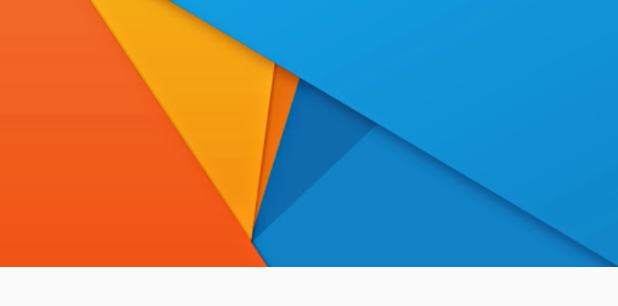
After one commit to kobakareli/REKLAPP-client, an Android app: the layout header.xml on its own in the app's theme, with its tools: preview values and no code run, on a phone screen of 412 x 824 dp. The commit adds this screen. Shown: the top 306 px of the screen. Run offline under Robolectric (Android 15) with nearby library versions, the light colour scheme and no system bars.

Commit message:
some changes in ui, left drawer added

```diff
--- a/app/build.gradle
+++ b/app/build.gradle
@@ -28,4 +28,6 @@ dependencies {
     compile 'com.android.support:cardview-v7:23.4.0'
     compile 'com.android.support:appcompat-v7:23.4.0'
     compile files('libs/YouTubeAndroidPlayerApi.jar')
+    compile 'de.hdodenhof:circleimageview:1.2.1'
+    compile 'com.android.support:recyclerview-v7:23.4.0'
 }
--- a/app/src/main/res/layout/activity_main.xml
+++ b/app/src/main/res/layout/activity_main.xml
@@ -6,7 +6,8 @@
     android:layout_width="match_parent"
     android:layout_height="match_parent"
     android:fitsSystemWindows="true"
-    tools:context="com.example.koba.reklappclient.MainActivity">
+    tools:context="com.example.koba.reklappclient.MainActivity"
+    app:layout_behavior="@string/appbar_scrolling_view_behavior">
 
     <android.support.design.widget.AppBarLayout
         android:layout_height="wrap_content"
--- /dev/null
+++ b/app/src/main/res/layout/header.xml
@@ -0,0 +1,48 @@
+<?xml version="1.0" encoding="utf-8"?>
+<RelativeLayout
+    xmlns:android="http://schemas.android.com/apk/res/android"
+    android:layout_width="match_parent"
+    android:layout_height="178dp"
+    android:orientation="vertical"
+    android:weightSum="1"
+    android:background="@drawable/ic_drawer"
+    xmlns:app="http://schemas.android.com/apk/res-auto"
+    app:layout_behavior="@string/appbar_scrolling_view_behavior">
+
+    <LinearLayout
+        android:layout_width="match_parent"
+        android:layout_height="56dp"
+        android:orientation="vertical"
+        android:layout_alignParentBottom="true"
+        android:layout_alignParentLeft="true"
+        android:layout_alignParentStart="true">
+
+        <TextView
+            android:id="@+id/name"
+            android:layout_width="wrap_content"
+            android:layout_height="wrap_content"
+            android:layout_marginLeft="10dp"
+            android:textColor="#000000"
+            android:textSize="14sp"
+            android:textStyle="bold" />
+
+        <TextView
+            android:id="@+id/number"
+            android:layout_width="wrap_content"
+            android:layout_height="wrap_content"
+            android:textColor="#000000"
+            android:layout_marginLeft="10dp"
+            android:layout_marginTop="5dp"
+            android:textSize="14sp"
+            android:textStyle="normal" />
+    </LinearLayout>
+
+    <de.hdodenhof.circleimageview.CircleImageView
+        android:layout_width="70dp"
+        android:layout_height="70dp"
+        android:layout_marginLeft="10dp"
+        android:layout_marginTop="38dp"
+        android:id="@+id/circleView"
+        app:border_width="2dp"
+        app:border_color="@color/colorAccent"/>
+</RelativeLayout>
--- a/app/src/main/res/layout/sign_up_layout.xml
+++ b/app/src/main/res/layout/sign_up_layout.xml
@@ -17,9 +17,11 @@
 
         <!-- logo goes 'ere as well-->
         <ImageView
-            android:layout_width="wrap_content"
+            android:src="@drawable/logo"
+            android:layout_marginTop="@dimen/logo_margin"
+            android:layout_width="@dimen/logo_width"
             android:layout_height="@dimen/logo_height"
-            android:layout_marginBottom="@dimen/logo_width"
+            android:layout_marginBottom="@dimen/logo_margin"
             android:layout_gravity="center_horizontal" />
 
         <android.support.design.widget.TextInputLayout
--- a/app/src/main/res/values/dimens.xml
+++ b/app/src/main/res/values/dimens.xml
@@ -3,8 +3,9 @@
     <dimen name="activity_horizontal_margin">16dp</dimen>
     <dimen name="activity_vertical_margin">16dp</dimen>
     <dimen name="fab_margin">16dp</dimen>
-    <dimen name="logo_height">50dp</dimen>
-    <dimen name="logo_width">50dp</dimen>
+    <dimen name="logo_height">100dp</dimen>
+    <dimen name="logo_width">200dp</dimen>
+    <dimen name="logo_margin">20dp</dimen>
     <dimen name="margin">8dp</dimen>
     <dimen name="button_margin">24dp</dimen>
     <dimen name="sign_up_text_size">16dip</dimen>
--- a/app/src/main/res/values/strings.xml
+++ b/app/src/main/res/values/strings.xml
@@ -16,4 +16,6 @@
     <string name="registration_button_text">რეგისტრაცია</string>
     <string name="sign_in_text">ავტორიზაცია</string>
     <string name="player_error">მოხდა შეცდომა რეკლამის ჩართვისას</string>
+    <string name="openDrawer">open</string>
+    <string name="closeDrawer">close</string>
 </resources>
```
Also changed, not shown: app/src/main/java/com/example/koba/reklappclient/AppActivity.java (+62 -78 lines), app/src/main/java/com/example/koba/reklappclient/MyAdapter.java (added, +102 -0 lines), app/src/main/java/com/example/koba/reklappclient/RecyclerItemClickListener.java (added, +41 -0 lines), app/src/main/java/com/example/koba/reklappclient/YoutubeFragment.java (added, +102 -0 lines), app/src/main/res/layout/activity_playback.xml (+50 -4 lines), app/src/main/res/layout/playback_layout.xml (+5 -3 lines), app/src/main/res/layout/recycler_item.xml (added, +28 -0 lines), app/src/main/res/layout/sign_in_layout.xml (+5 -3 lines), app/src/main/logo-web.png (added), app/src/main/res/drawable/ic_drawer.jpg (added), app/src/main/res/drawable/logo.png (added), app/src/main/res/values-v21/styles.xml (indentation only), 2 other files.
